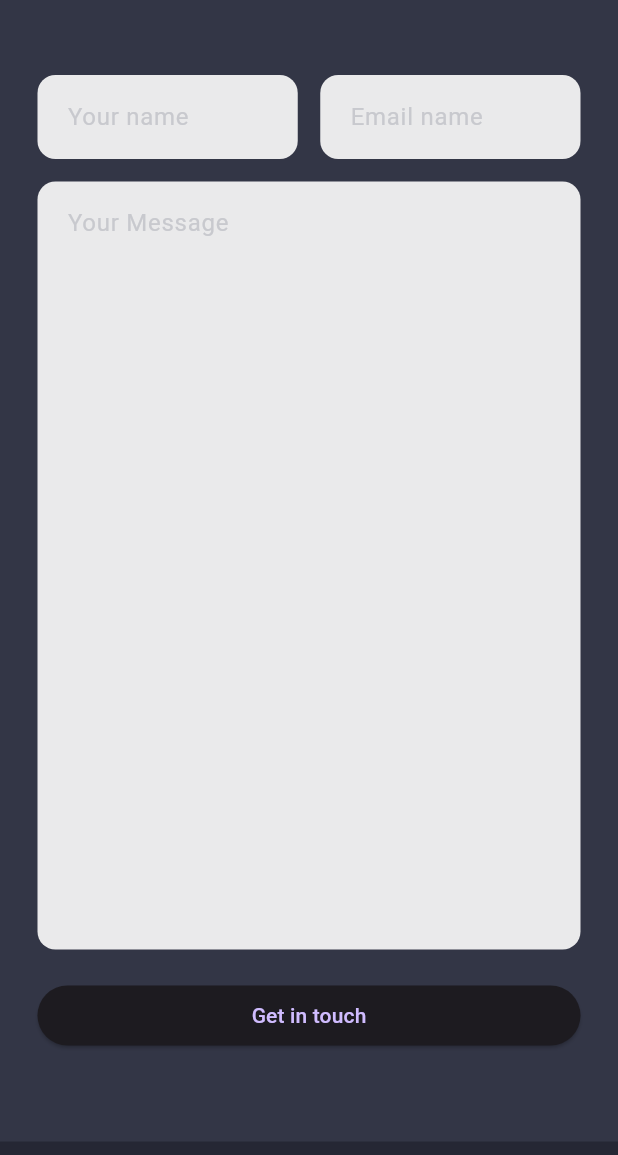
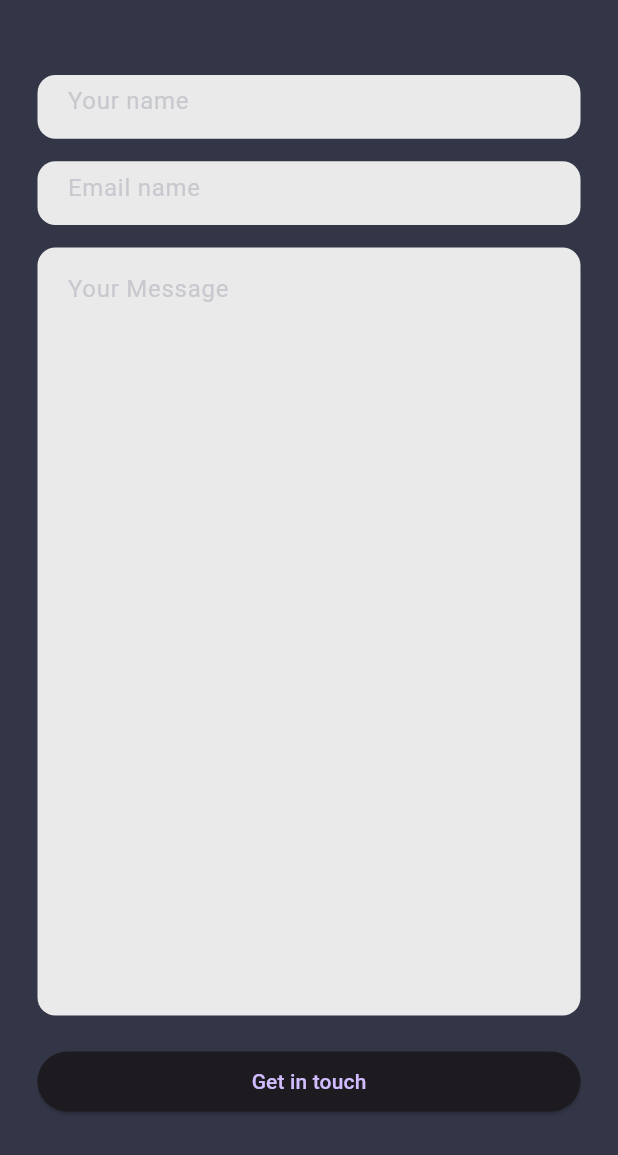
Before and after one commit to AdityaGangani1/adityaportfolio, a Flutter app: the screen it shows after launch, on a phone screen of 412 x 824 dp, the part 81-1236 px from its top. Run offline on Flutter 3.47's test engine with Material 3 defaults, Android fonts, the phone set to English and light mode, and no system bars; missing offline and left inert: dart:js.

Commit message:
sns icons added

```diff
--- /dev/null
+++ b/lib/constants/sns_links.dart
@@ -0,0 +1,6 @@
+class SnsLinks {
+  static const String github = 'https://github.com/AdityaGangani1';
+  static const String linkedin =
+      'https://www.linkedin.com/in/aditya-g-b5380b255?utm_source=share&utm_campaign=share_via&utm_content=profile&utm_medium=android_app ';
+  static const String telegram = 'https://';
+}
--- a/lib/pages/home_page.dart
+++ b/lib/pages/home_page.dart
@@ -1,6 +1,7 @@
 import 'package:adityaportfolio/constants/colors.dart';
 import 'package:adityaportfolio/constants/size.dart';
 import 'package:adityaportfolio/utils/projects_utils.dart';
+import 'package:adityaportfolio/widget/contact_section.dart';
 import 'package:adityaportfolio/widget/custom_text_field.dart';
 import 'package:adityaportfolio/widget/drawer_mobile.dart';
 import 'package:adityaportfolio/widget/header_desktop.dart';
@@ -96,65 +97,7 @@ class _HomePageState extends State<HomePage> {
               // ),
 
               //CONTACT
-              Container(
-                padding: const EdgeInsets.fromLTRB(25, 20, 25, 60),
-                color: CustomColors.bgLight1,
-                child: Column(
-                  children: [
-                    //title
-                    Text(
-                      "Get in touch",
-                      style: TextStyle(
-                          fontSize: 24, color: CustomColors.whitePrimary),
-                    ),
-                    const SizedBox(
-                      height: 50,
-                    ),
-                    ConstrainedBox(
-                      constraints: BoxConstraints(maxWidth: 700),
-                      child: Row(
-                        children: [
-                          //name
-                          Flexible(
-                              child: CustomTextField(
-                            hintText: "Your name",
-                          )),
-                          const SizedBox(
-                            width: 15,
-                          ),
-                          //email
-                          Flexible(
-                              child: CustomTextField(
-                            hintText: "Email name",
-                          )),
-                        ],
-                      ),
-                    ),
-                    const SizedBox(
-                      height: 15,
-                    ),
-                    ConstrainedBox(
-                      constraints: BoxConstraints(maxWidth: 700),
-                      child: CustomTextField(
-                        hintText: "Your Message",
-                        maxline: 20,
-                      ),
-                    ),
-                    const SizedBox(
-                      height: 20,
-                    ),
-                    //button
-                    ConstrainedBox(
-                      constraints: BoxConstraints(maxWidth: 700),
-                      child: SizedBox(
-                        width: double.maxFinite,
-                        child: ElevatedButton(
-                            onPressed: () {}, child: Text("Get in touch")),
-                      ),
-                    )
-                  ],
-                ),
-              ),
+              ContactSection(),
               //FOOTER
               Container(
                 height: 500,
@@ -166,3 +109,4 @@ class _HomePageState extends State<HomePage> {
     });
   }
 }
+//jiv na risk so u do job with sitting
--- /dev/null
+++ b/lib/widget/contact_section.dart
@@ -0,0 +1,139 @@
+import 'package:adityaportfolio/constants/colors.dart';
+import 'package:adityaportfolio/constants/size.dart';
+import 'package:adityaportfolio/constants/sns_links.dart';
+import 'package:adityaportfolio/widget/custom_text_field.dart';
+import 'package:flutter/material.dart';
+import 'dart:js' as js;
+
+class ContactSection extends StatelessWidget {
+  const ContactSection({super.key});
+
+  @override
+  Widget build(BuildContext context) {
+    return Container(
+      padding: const EdgeInsets.fromLTRB(25, 20, 25, 60),
+      color: CustomColors.bgLight1,
+      child: Column(
+        children: [
+          //title
+          Text(
+            "Get in touch",
+            style: TextStyle(fontSize: 24, color: CustomColors.whitePrimary),
+          ),
+          const SizedBox(
+            height: 50,
+          ),
+          ConstrainedBox(
+              constraints: BoxConstraints(maxWidth: 700, maxHeight: 100),
+              child: LayoutBuilder(
+                builder: (context, constraints) {
+                  if (constraints.maxWidth >= kMinDesktopWidth)
+                    return buildEmailFieldDesktop();
+                  else
+                    return buildEmailFieldMobile();
+                },
+              )),
+          const SizedBox(
+            height: 15,
+          ),
+          ConstrainedBox(
+            constraints: const BoxConstraints(maxWidth: 700),
+            child: const CustomTextField(
+              hintText: "Your Message",
+              maxline: 20,
+            ),
+          ),
+          const SizedBox(
+            height: 20,
+          ),
+          //button
+          ConstrainedBox(
+            constraints: const BoxConstraints(maxWidth: 700),
+            child: SizedBox(
+              width: double.maxFinite,
+              child: ElevatedButton(
+                  onPressed: () {}, child: const Text("Get in touch")),
+            ),
+          ),
+          const SizedBox(
+            height: 30,
+          ),
+          ConstrainedBox(
+            constraints: const BoxConstraints(maxWidth: 300),
+            child: const Divider(),
+          ),
+          const SizedBox(
+            height: 15,
+          ),
+          //SNS button
+          Wrap(
+            spacing: 12,
+            runSpacing: 12,
+            alignment: WrapAlignment.center,
+            children: [
+              InkWell(
+                onTap: () {
+                  js.context.callMethod('open', [SnsLinks.telegram]);
+                },
+                child: Image.asset(
+                  'assets/telegram.png',
+                  width: 28,
+                ),
+              ),
+              InkWell(
+                  onTap: () {
+                    js.context.callMethod('open', [SnsLinks.github]);
+                  },
+                  child: Image.asset('assets/github.png', width: 28)),
+              InkWell(
+                  onTap: () {
+                    js.context.callMethod('open', [SnsLinks.linkedin]);
+                  },
+                  child: Image.asset('assets/linkedin.png', width: 28)),
+            ],
+          )
+        ],
+      ),
+    );
+  }
+
+  Row buildEmailFieldDesktop() {
+    return const Row(
+      children: [
+        //name
+        Flexible(
+            child: CustomTextField(
+          hintText: "Your name",
+        )),
+        SizedBox(
+          width: 15,
+        ),
+        //email
+        Flexible(
+            child: CustomTextField(
+          hintText: "Email name",
+        )),
+      ],
+    );
+  }
+
+  Column buildEmailFieldMobile() {
+    return const Column(
+      children: [
+        //name
+        Flexible(
+            child: CustomTextField(
+          hintText: "Your name",
+        )),
+        SizedBox(
+          height: 15,
+        ),
+        //email
+        Flexible(
+            child: CustomTextField(
+          hintText: "Email name",
+        )),
+      ],
+    );
+  }
+}
```
Also changed, not shown: assets/github.png (added), assets/linkedin.png (added), assets/telegram.png (added).
